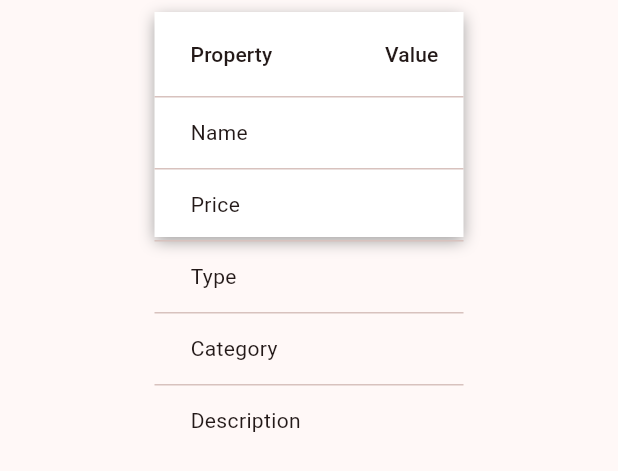
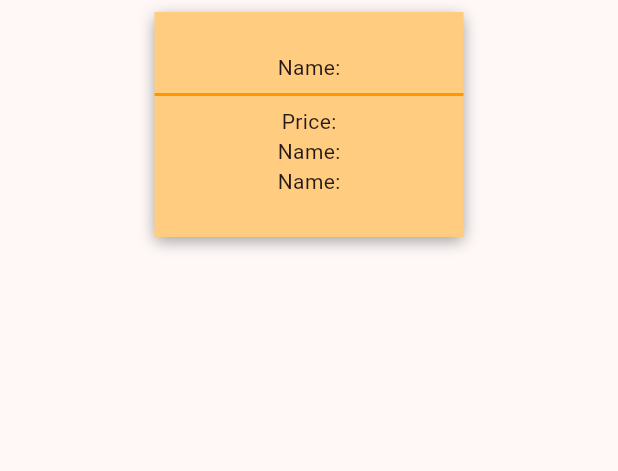
Before and after one commit to prasenjitagt/wineasy, a Flutter app: the SingleProductCard widget shown alone on an empty page, opened directly with empty values, on a phone screen of 412 x 824 dp. Shown: the top 471 px of the screen. Run offline on Flutter 3.47's test engine with Material 3 defaults, Android fonts, the phone set to English and light mode, and no system bars; our stand-ins replace dio, file_picker, socket_io_client; network calls fail.

```diff
--- a/lib/components/singleProductCard.dart
+++ b/lib/components/singleProductCard.dart
@@ -6,15 +6,13 @@ class SingleProductCard extends StatelessWidget {
   final String productType;
   final String productCategory;
   final String productDescription;
-
-  const SingleProductCard({
-    Key? key,
-    required this.productName,
-    required this.productPrice,
-    required this.productType,
-    required this.productCategory,
-    required this.productDescription,
-  }) : super(key: key);
+  const SingleProductCard(
+      {super.key,
+      required this.productName,
+      required this.productPrice,
+      required this.productType,
+      required this.productCategory,
+      required this.productDescription});
 
   @override
   Widget build(BuildContext context) {
@@ -25,40 +23,22 @@ class SingleProductCard extends StatelessWidget {
         child: Container(
           width: MediaQuery.of(context).size.width * 0.5,
           height: 150,
-          decoration: const BoxDecoration(
-            color: Colors.white,
-            boxShadow: [
-              BoxShadow(
-                  color: Colors.grey, offset: Offset(0, 3), blurRadius: 8.0)
-            ],
-          ),
+          decoration:
+              BoxDecoration(color: Colors.orange.shade200, boxShadow: const [
+            BoxShadow(color: Colors.grey, offset: Offset(0, 3), blurRadius: 8.0)
+          ]),
           child: Center(
-            child: DataTable(
-              columns: [
-                DataColumn(label: Text('Property')),
-                DataColumn(label: Text('Value')),
-              ],
-              rows: [
-                DataRow(cells: [
-                  DataCell(Text('Name')),
-                  DataCell(Text(productName)),
-                ]),
-                DataRow(cells: [
-                  DataCell(Text('Price')),
-                  DataCell(Text(productPrice)),
-                ]),
-                DataRow(cells: [
-                  DataCell(Text('Type')),
-                  DataCell(Text(productType)),
-                ]),
-                DataRow(cells: [
-                  DataCell(Text('Category')),
-                  DataCell(Text(productCategory)),
-                ]),
-                DataRow(cells: [
-                  DataCell(Text('Description')),
-                  DataCell(Text(productDescription)),
-                ]),
+            child: Column(
+              mainAxisAlignment: MainAxisAlignment.center,
+              children: [
+                Text('Name:$productName'),
+                Divider(
+                  thickness: 2,
+                  color: Colors.orange.shade500,
+                ),
+                Text('Price:$productType'),
+                Text('Name:$productCategory'),
+                Text('Name:$productDescription'),
               ],
             ),
           ),
--- a/lib/screens/products.dart
+++ b/lib/screens/products.dart
@@ -1,3 +1,5 @@
+// ignore_for_file: avoid_print
+
 import 'package:dio/dio.dart';
 import 'package:flutter/material.dart';
 import 'package:wineasy/components/side_nav_bar.dart';
```
